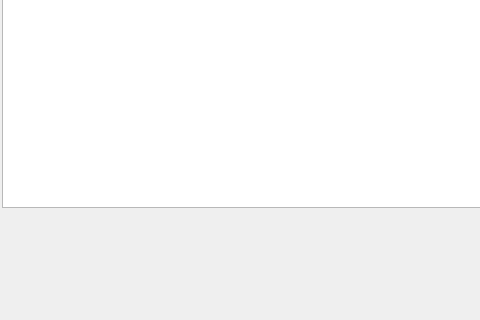
Above: modules/trial_area/src/gui/restatement.ui from daniluuuuuuuk/daniluuuuuuuk.github.io before the change; both pictures show x 0 to 480 and y 400 to 720 of the 1270 by 720 pixel window. Below: the same form after it.
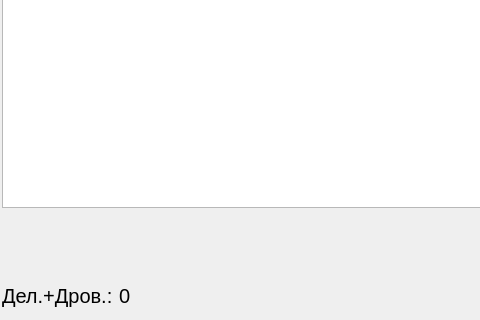
That is the form after the change.

What changed in the file:
```diff
--- a/modules/trial_area/src/gui/restatement.ui
+++ b/modules/trial_area/src/gui/restatement.ui
@@ -293,6 +293,20 @@
       <property name="bottomMargin">
        <number>6</number>
       </property>
+      <item>
+       <widget class="QLabel" name="label_10">
+        <property name="text">
+         <string>Дел.+Дров.:</string>
+        </property>
+       </widget>
+      </item>
+      <item>
+       <widget class="QLabel" name="label_5">
+        <property name="text">
+         <string>0</string>
+        </property>
+       </widget>
+      </item>
       <item>
        <spacer name="horizontalSpacer">
         <property name="orientation">
```
